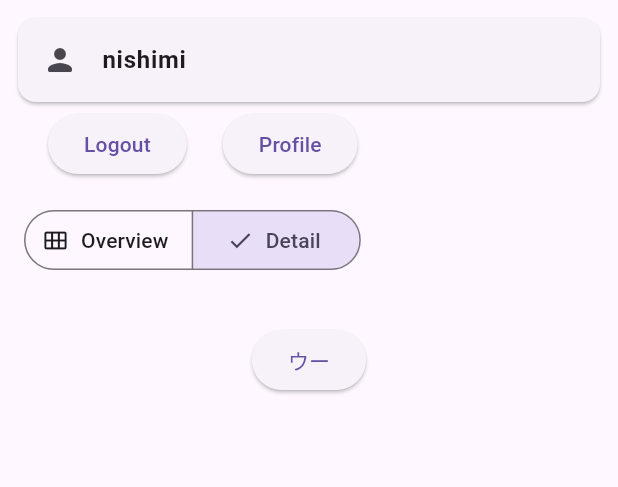
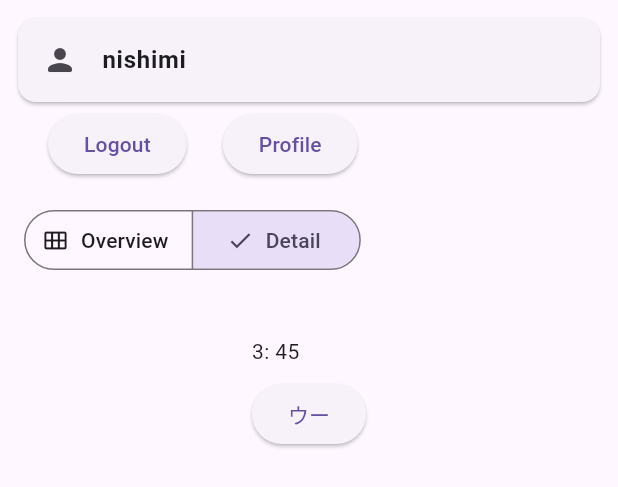
Before and after one commit to ynishimi/Study_app, a Flutter app: the Profile widget shown alone on an empty page, opened directly, after a tap on "ウー", on a phone screen of 412 x 824 dp. Shown: the top 487 px of the screen. Run offline on Flutter 3.47's test engine with Material 3 defaults, Android fonts, the phone set to English and light mode, and no system bars; our stand-ins replace cloud_firestore, firebase_auth, firebase_core, go_router, google_fonts, google_maps_flutter and 3 more; missing offline and left inert: dart:ffi, firebase_ui_auth; accounts and stored records are empty.

Commit message:
データベースの内容を表示

```diff
--- a/lib/history.dart
+++ b/lib/history.dart
@@ -1,15 +1,22 @@
 import 'dart:async';
+import 'dart:ffi';
+import 'dart:ui';
 
 import 'package:flutter/material.dart';
+import 'package:flutter/services.dart';
 
 import 'src/widgets.dart';
 
 // 履歴保存のウィジェット?
 class History extends StatefulWidget {
-  const History({required this.addHistory, super.key});
+  const History({
+    super.key,
+    required this.addHistory,
+    required this.histories,
+  });
 
   final FutureOr<void> Function(int placeId, int duration) addHistory;
-
+  final List<EachHistory> histories;
   @override
   State<History> createState() => _HistoryState();
 }
@@ -24,28 +31,30 @@ class _HistoryState extends State<History> {
   Widget build(BuildContext context) {
     return Padding(
       padding: const EdgeInsets.all(8.0),
-      child: ElevatedButton(
-        child: Text('ウー'),
-        onPressed: () async {
-          // await FirebaseFirestore.instance
-          //     .collection('users') // コレクションID
-          //     .doc('nishimi') // ドキュメントID
-          //     .set({
-          //   'timestamp': DateTime.now().millisecondsSinceEpoch,
-          //   // 場所
-          //   'placeId': 1,
-          //   // 滞在時間
-          //   'duration': 25,
-          // }); //
-
-          // placeId, durationを取得してHistoryに追加する
-          await widget.addHistory(_placeId, _duration);
-          // if (_formKey.currentState!.validate()) {
-          //   // await widget.addHistory(_controller.text);
-          //   // _controller.clear();
-          // }
-        },
+      child: Column(
+        crossAxisAlignment: CrossAxisAlignment.start,
+        children: [
+          const SizedBox(height: 8),
+          for (var eachHistory in widget.histories)
+            Text('${eachHistory.placeId}: ${eachHistory.duration}'),
+          const SizedBox(height: 8),
+          ElevatedButton(
+            child: Text('ウー'),
+            onPressed: () async {
+              // placeId, durationを取得してHistoryに追加する
+              await widget.addHistory(_placeId, _duration);
+            },
+          ),
+        ],
       ),
     );
   }
 }
+
+// 履歴の取得
+class EachHistory {
+  EachHistory({required this.placeId, required this.duration});
+
+  final String placeId;
+  final String duration;
+}
--- a/lib/profile_page.dart
+++ b/lib/profile_page.dart
@@ -66,6 +66,7 @@ class _ProfileState extends State<Profile> {
                   History(
                     addHistory: (placeId, duration) =>
                         appState.addHistoryToFirestore(placeId, duration),
+                    histories: appState.histories,
                   ),
                 ],
               ],
--- a/lib/src/app_state.dart
+++ b/lib/src/app_state.dart
@@ -4,8 +4,9 @@ import 'package:firebase_auth/firebase_auth.dart'
 import 'package:firebase_core/firebase_core.dart';
 import 'package:firebase_ui_auth/firebase_ui_auth.dart';
 import 'package:flutter/material.dart';
-
+import 'dart:async';
 import '../firebase_options.dart';
+import '../history.dart';
 
 //providerパッケージ(下位ツリーのWidgetから上位ツリーのWidgetが管理する状態にアクセスする手段を提供?)
 class ApplicationState extends ChangeNotifier {
@@ -15,6 +16,11 @@ class ApplicationState extends ChangeNotifier {
 
   bool _loggedIn = false;
   bool get loggedIn => _loggedIn;
+
+  // 履歴を表示するため?
+  StreamSubscription<QuerySnapshot>? _historySubscription;
+  List<EachHistory> _histories = [];
+  List<EachHistory> get histories => _histories;
 
   Future<void> init() async {
     await Firebase.initializeApp(
@@ -27,8 +33,25 @@ class ApplicationState extends ChangeNotifier {
     FirebaseAuth.instance.userChanges().listen((user) {
       if (user != null) {
         _loggedIn = true;
+        _historySubscription = FirebaseFirestore.instance
+            .collection('history')
+            .orderBy('timestamp', descending: true)
+            .snapshots()
+            .listen((snapshot) {
+          _histories = [];
+          for (final document in snapshot.docs) {
+            _histories.add(
+              EachHistory(
+                  placeId: document.data()['placeId'].toString(),
+                  duration: document.data()['duration'].toString()),
+            );
+          }
+          notifyListeners();
+        });
       } else {
         _loggedIn = false;
+        _histories = [];
+        _historySubscription?.cancel();
       }
       notifyListeners();
     });
```
